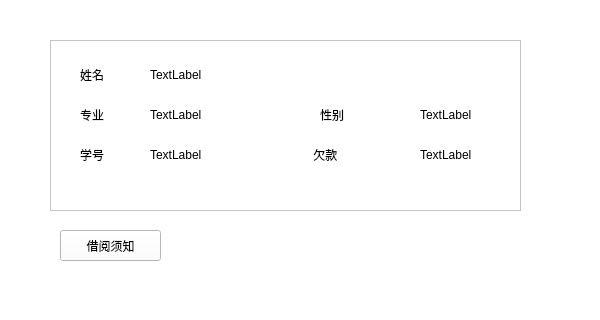
First picture: the form in BMS/view/userprofilewidget.ui, repository adventurer-w/Books-Management-System, before the edit; both pictures show x 210 to 810 and y 0 to 320 of the 1300 by 900 pixel window.
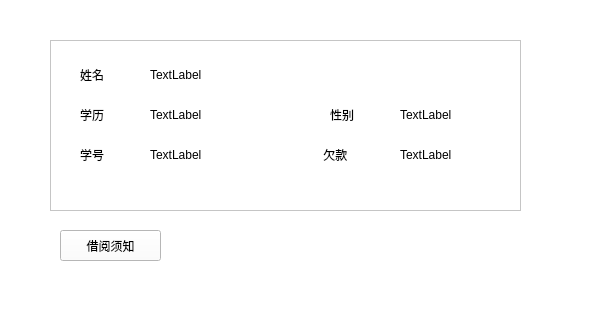
Second picture: the form after the edit.

Diff of the .ui file:
```diff
--- a/BMS/view/userprofilewidget.ui
+++ b/BMS/view/userprofilewidget.ui
@@ -73,7 +73,7 @@
    <widget class="QLabel" name="lb_credit">
     <property name="geometry">
      <rect>
-      <x>260</x>
+      <x>270</x>
       <y>100</y>
       <width>70</width>
       <height>30</height>
@@ -86,7 +86,7 @@
    <widget class="QLabel" name="lb_sex_txt">
     <property name="geometry">
      <rect>
-      <x>370</x>
+      <x>350</x>
       <y>60</y>
       <width>100</width>
       <height>30</height>
@@ -119,13 +119,13 @@
      </rect>
     </property>
     <property name="text">
-     <string>专业</string>
+     <string>学历</string>
     </property>
    </widget>
    <widget class="QLabel" name="lb_sex">
     <property name="geometry">
      <rect>
-      <x>270</x>
+      <x>280</x>
       <y>60</y>
       <width>70</width>
       <height>30</height>
@@ -138,7 +138,7 @@
    <widget class="QLabel" name="lb_credit_txt">
     <property name="geometry">
      <rect>
-      <x>370</x>
+      <x>350</x>
       <y>100</y>
       <width>100</width>
       <height>30</height>
```
